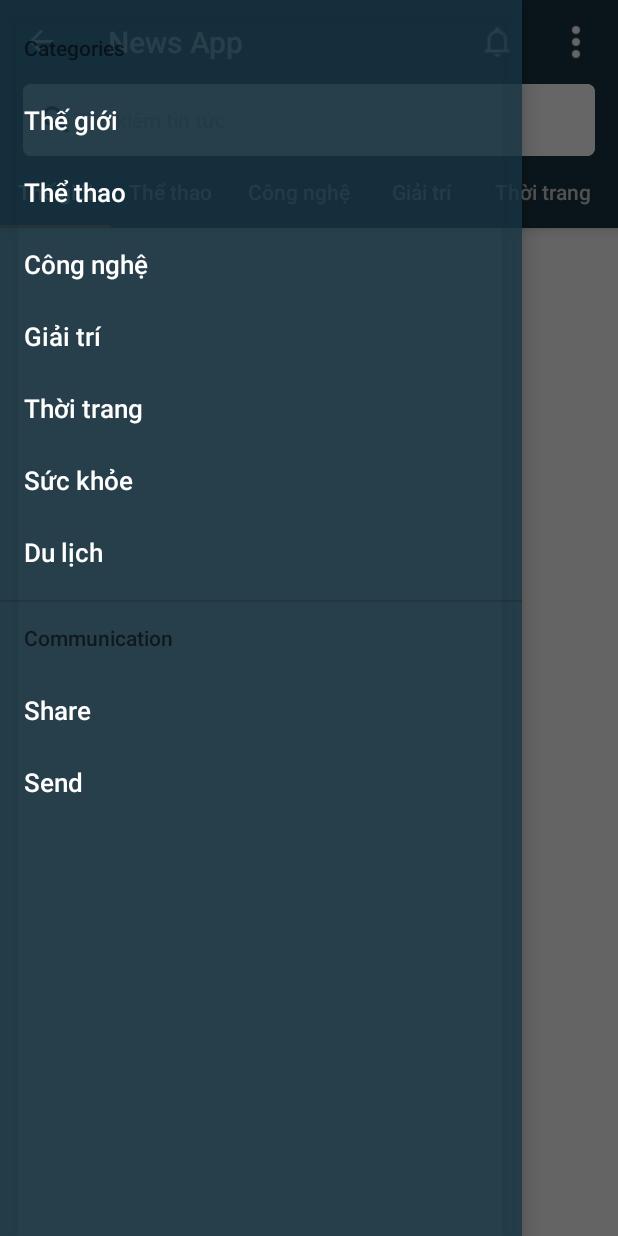
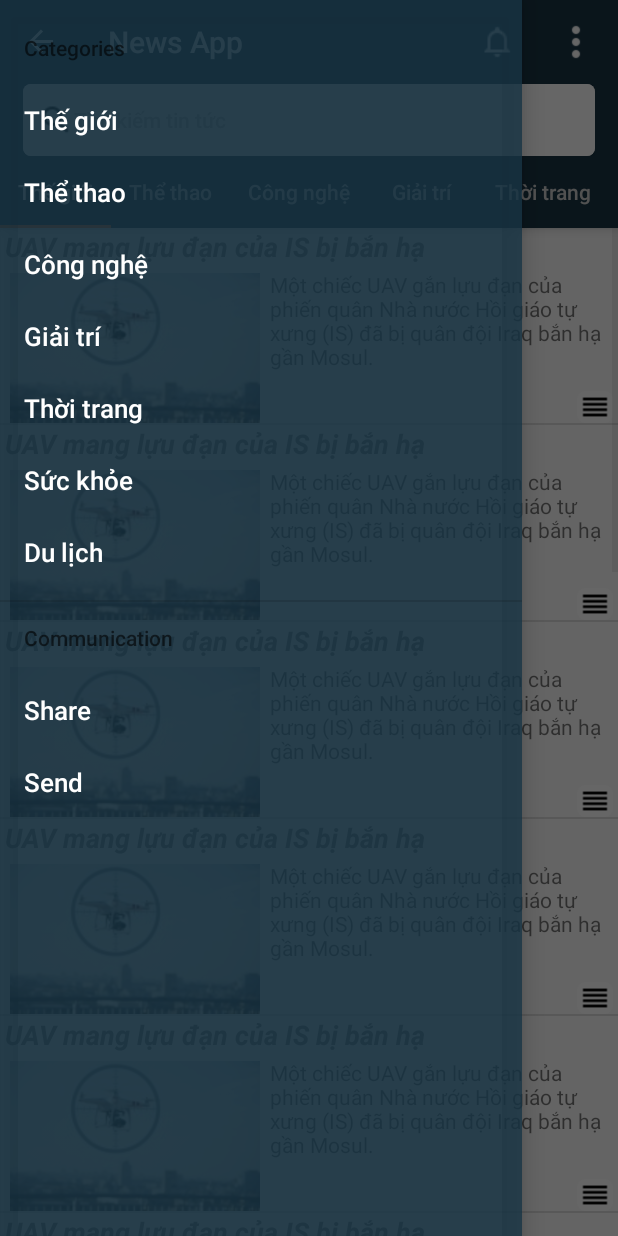
Before and after one commit to sh12345hung/Hercules-s-Son, an Android app: the screen it shows after launch (MainActivity), with the side drawer open, on a phone screen of 412 x 824 dp. Run offline under Robolectric (Android 15) with nearby library versions, the phone set to English and light mode, and no system bars.

Commit message:
Add: add expandable listview for news

```diff
--- a/Source Code/NewsApp/app/src/main/AndroidManifest.xml
+++ b/Source Code/NewsApp/app/src/main/AndroidManifest.xml
@@ -15,6 +15,7 @@
                 <category android:name="android.intent.category.LAUNCHER" />
             </intent-filter>
         </activity>
+        <activity android:name=".DetailActivity"></activity>
     </application>
 
 </manifest>
--- /dev/null
+++ b/Source Code/NewsApp/app/src/main/java/com/example/trungnguyen/newsapp/ButtonExpandable.java
@@ -0,0 +1,8 @@
+package com.example.trungnguyen.newsapp;
+
+/**
+ * Created by Trung Nguyen on 2/28/2017.
+ */
+public interface ButtonExpandable {
+    void onButtonExpandableClick(int position);
+}
--- a/Source Code/NewsApp/app/src/main/java/com/example/trungnguyen/newsapp/adapter/ExpandableAdapter.java
+++ b/Source Code/NewsApp/app/src/main/java/com/example/trungnguyen/newsapp/adapter/ExpandableAdapter.java
@@ -1,15 +1,23 @@
 package com.example.trungnguyen.newsapp.adapter;
 
 import android.content.Context;
+import android.content.Intent;
+import android.graphics.Color;
+import android.graphics.drawable.Drawable;
 import android.media.Image;
 import android.text.Layout;
+import android.util.Log;
 import android.view.LayoutInflater;
+import android.view.MotionEvent;
 import android.view.View;
 import android.view.ViewGroup;
 import android.widget.BaseExpandableListAdapter;
+import android.widget.ExpandableListView;
 import android.widget.ImageView;
 import android.widget.TextView;
 
+import com.example.trungnguyen.newsapp.ButtonExpandable;
+import com.example.trungnguyen.newsapp.DetailActivity;
 import com.example.trungnguyen.newsapp.R;
 import com.example.trungnguyen.newsapp.model.News;
 
@@ -18,17 +26,25 @@ import java.util.List;
 /**
  * Created by Trung Nguyen on 2/27/2017.
  */
-public class ExpandableAdapter extends BaseExpandableListAdapter {
+public class ExpandableAdapter extends BaseExpandableListAdapter implements View.OnClickListener {
 
+    ButtonExpandable mListener;
     Context mContext;
     List<News> mNewsList;
+    NewsViewHolder holder;
+    ExpandableListView expandableListView;
 
-    public ExpandableAdapter(Context context, List<News> list) {
+    public ExpandableAdapter(Context context, List<News> list, ExpandableListView exp) {
         mContext = context;
         mNewsList = list;
+        expandableListView = exp;
     }
 
-    @Override
+
+    public void setOnButtonClickExpand(ButtonExpandable listener) {
+        mListener = listener;
+    }
+
     public int getGroupCount() {
         return mNewsList.size();
     }
@@ -64,7 +80,7 @@ public class ExpandableAdapter extends BaseExpandableListAdapter {
     }
 
     @Override
-    public View getGroupView(int parentPos, boolean isExpanded, View view, ViewGroup viewGroup) {
+    public View getGroupView(final int parentPos, boolean isExpanded, View view, ViewGroup viewGroup) {
         View viewGroupParent = view;
         NewsViewHolder holder;
         if (viewGroupParent == null) {
@@ -80,22 +96,36 @@ public class ExpandableAdapter extends BaseExpandableListAdapter {
             holder = (NewsViewHolder) viewGroupParent.getTag();
 
         holder.tvTitle.setText(mNewsList.get(parentPos).getTitle());
+        if (isExpanded)
+            holder.tvTitle.setTextColor(Color.parseColor("#183545"));
+        else
+            holder.tvTitle.setTextColor(Color.GRAY);
         holder.tvDes.setText(mNewsList.get(parentPos).getDes());
-        // TODO: 2/27/2017 set more about img Mini picture and More button
+
+        holder.btMore.setOnClickListener(new View.OnClickListener() {
+            @Override
+            public void onClick(View view) {
+                mListener.onButtonExpandableClick(parentPos);
+            }
+        });
+        // TODO: 2/27/2017 set more about img Mini picture using picasso library
         return viewGroupParent;
     }
 
     @Override
     public View getChildView(int parentPos, int childPos, boolean isExpanded, View view, ViewGroup viewGroup) {
         View viewGroupChild = view;
-        NewsViewHolder holder;
-        LayoutInflater.from(mContext).inflate(R.layout.news_item_child, viewGroup, false);
         if (viewGroupChild == null) {
             holder = new NewsViewHolder();
+            LayoutInflater inflater = (LayoutInflater) mContext.getSystemService(Context.LAYOUT_INFLATER_SERVICE);
+            viewGroupChild = inflater.inflate(R.layout.news_item_child, viewGroup, false);
             holder.tvMoreContent = (TextView) viewGroupChild.findViewById(R.id.tvMoreContent);
-            holder.tvNguon = (TextView) viewGroupChild.findViewById(R.id.tvNguon);
+            holder.tvSource = (TextView) viewGroupChild.findViewById(R.id.tvSource);
             holder.btLater = (ImageView) viewGroupChild.findViewById(R.id.btLater);
-        }
+            viewGroupChild.setTag(holder);
+        } else
+            holder = (NewsViewHolder) viewGroupChild.getTag();
+        holder.tvMoreContent.setText(mNewsList.get(parentPos).getContent());
         return viewGroupChild;
     }
 
@@ -104,13 +134,19 @@ public class ExpandableAdapter extends BaseExpandableListAdapter {
         return false;
     }
 
+    @Override
+    public void onClick(View view) {
+
+    }
+
+
     public class NewsViewHolder {
         TextView tvTitle;
         TextView tvDes;
         ImageView imgMiniPic;
         ImageView btMore;
         TextView tvMoreContent;
-        TextView tvNguon;
+        TextView tvSource;
         ImageView btLater;
     }
 }
--- a/Source Code/NewsApp/app/src/main/java/com/example/trungnguyen/newsapp/fragment/FragmentTheGioi.java
+++ b/Source Code/NewsApp/app/src/main/java/com/example/trungnguyen/newsapp/fragment/FragmentTheGioi.java
@@ -1,9 +1,80 @@
 package com.example.trungnguyen.newsapp.fragment;
 
+import android.content.Intent;
+import android.os.Bundle;
+import android.support.annotation.Nullable;
 import android.support.v4.app.Fragment;
+import android.util.Log;
+import android.view.LayoutInflater;
+import android.view.View;
+import android.view.ViewGroup;
+import android.widget.ExpandableListView;
+
+import com.example.trungnguyen.newsapp.ButtonExpandable;
+import com.example.trungnguyen.newsapp.DetailActivity;
+import com.example.trungnguyen.newsapp.R;
+import com.example.trungnguyen.newsapp.adapter.ExpandableAdapter;
+import com.example.trungnguyen.newsapp.model.News;
+
+import java.util.ArrayList;
+import java.util.List;
 
 /**
  * Created by Trung Nguyen on 2/21/2017.
  */
-public class FragmentTheGioi extends Fragment {
+public class FragmentTheGioi extends Fragment implements ButtonExpandable, ExpandableListView.OnGroupClickListener {
+    List<News> newsList;
+    ExpandableListView expListView;
+
+    @Nullable
+    @Override
+    public View onCreateView(LayoutInflater inflater, @Nullable ViewGroup container, @Nullable Bundle savedInstanceState) {
+        View view = inflater.inflate(R.layout.fragment_thegioi, container, false);
+        newsList = new ArrayList<News>();
+        newsList.add(new News(1, getString(R.string.title), "Nguyen Duy Trung", getString(R.string.des)));
+        newsList.add(new News(2, getString(R.string.title), "Nguyen Duy Trung", getString(R.string.des)));
+        newsList.add(new News(3, getString(R.string.title), "Nguyen Duy Trung", getString(R.string.des)));
+        newsList.add(new News(4, getString(R.string.title), "Nguyen Duy Trung", getString(R.string.des)));
+        newsList.add(new News(5, getString(R.string.title), "Nguyen Duy Trung", getString(R.string.des)));
+        newsList.add(new News(6, getString(R.string.title), "Nguyen Duy Trung", getString(R.string.des)));
+        newsList.add(new News(7, getString(R.string.title), "Nguyen Duy Trung", getString(R.string.des)));
+        newsList.add(new News(8, getString(R.string.title), "Nguyen Duy Trung", getString(R.string.des)));
+        newsList.add(new News(9, getString(R.string.title), "Nguyen Duy Trung", getString(R.string.des)));
+        newsList.add(new News(10, getString(R.string.title), "Nguyen Duy Trung", getString(R.string.des)));
+        newsList.add(new News(11, getString(R.string.title), "Nguyen Duy Trung", getString(R.string.des)));
+        newsList.add(new News(12, getString(R.string.title), "Nguyen Duy Trung", getString(R.string.des)));
+        newsList.add(new News(13, getString(R.string.title), "Nguyen Duy Trung", getString(R.string.des)));
+        newsList.add(new News(14, getString(R.string.title), "Nguyen Duy Trung", getString(R.string.des)));
+        newsList.add(new News(15, getString(R.string.title), "Nguyen Duy Trung", getString(R.string.des)));
+
+        expListView = (ExpandableListView) view.findViewById(R.id.expTheGioi);
+
+        expListView.setOnGroupClickListener(this);
+
+        ExpandableAdapter adapter = new ExpandableAdapter(getContext(), newsList, expListView);
+
+        expListView.setAdapter(adapter);
+
+
+        adapter.setOnButtonClickExpand(this);
+
+        return view;
+    }
+
+    @Override
+    public void onButtonExpandableClick(int groupPosition) {
+        Log.d("KIEMTRA", "Ban click button roi");
+        if (expListView.isGroupExpanded(groupPosition))
+            expListView.collapseGroup(groupPosition);
+        else expListView.expandGroup(groupPosition);
+    }
+
+    @Override
+    public boolean onGroupClick(ExpandableListView expandableListView, View view, int position, long l) {
+        Log.d("KIEMTRA", "Ban click group roi");
+        Intent intent = new Intent(getActivity(), DetailActivity.class);
+        getActivity().startActivity(intent);
+        // Must return true to remove action expand or collapse when we click on Group (not button)
+        return true;
+    }
 }
--- a/Source Code/NewsApp/app/src/main/java/com/example/trungnguyen/newsapp/model/News.java
+++ b/Source Code/NewsApp/app/src/main/java/com/example/trungnguyen/newsapp/model/News.java
@@ -9,6 +9,14 @@ public class News {
     String content;
     String mainPicture;
     String des;
+
+    public News(int id, String title, String content, String des) {
+        this.id = id;
+        this.title = title;
+        this.content = content;
+        this.des = des;
+    }
+
     public int getId() {
         return id;
     }
--- a/Source Code/NewsApp/app/src/main/res/layout/fragment_thegioi.xml
+++ b/Source Code/NewsApp/app/src/main/res/layout/fragment_thegioi.xml
@@ -3,6 +3,8 @@
     android:orientation="vertical" android:layout_width="match_parent"
     android:layout_height="match_parent">
     <ExpandableListView
+        android:groupIndicator="@null"
+        android:id="@+id/expTheGioi"
         android:layout_width="match_parent"
         android:layout_height="match_parent">
     </ExpandableListView>
--- a/Source Code/NewsApp/app/src/main/res/layout/news_item.xml
+++ b/Source Code/NewsApp/app/src/main/res/layout/news_item.xml
@@ -7,7 +7,8 @@
         android:layout_width="wrap_content"
         android:layout_height="wrap_content"
         android:textSize="18sp"
-        android:text=" UAV mang lựu đạn của IS bị bắn hạ "
+        android:layout_marginLeft="3dp"
+        android:text="UAV mang lựu đạn của IS bị bắn hạ "
         android:id="@+id/tvTitle"
         android:textStyle="bold|italic" />
 
@@ -38,7 +39,9 @@
                 android:id="@+id/tvDescription" />
 
             <ImageView
-                android:layout_marginTop="20dp"
+                android:layout_marginTop="13dp"
+                android:layout_marginRight="3dp"
+                android:background="@drawable/selector_background_search"
                 android:layout_width="wrap_content"
                 android:layout_height="wrap_content"
                 android:layout_gravity="end|bottom"
--- a/Source Code/NewsApp/app/src/main/res/layout/news_item_child.xml
+++ b/Source Code/NewsApp/app/src/main/res/layout/news_item_child.xml
@@ -22,7 +22,7 @@
             android:layout_height="wrap_content"
             android:textSize="15sp"
             android:text="Nguồn: Vnexpress.vn"
-            android:id="@+id/tvNguon"
+            android:id="@+id/tvSource"
             android:layout_weight="1"
             android:layout_gravity="center|end"/>
         <ImageView
--- a/Source Code/NewsApp/app/src/main/res/values/strings.xml
+++ b/Source Code/NewsApp/app/src/main/res/values/strings.xml
@@ -3,4 +3,7 @@
     <string name="open">Open</string>
     <string name="close">Close</string>
     <string name="tim_tin_tuc">Tìm kiếm tin tức</string>
+
+    <string name="title">UAV mang lựu đạn của IS bị bắn hạ</string>
+    <string name="des">Một chiếc UAV gắn lựu đạn của phiến quân Nhà nước Hồi giáo tự xưng (IS) đã bị quân đội Iraq bắn hạ gần Mosul.</string>
 </resources>
```
Also changed, not shown: Source Code/NewsApp/app/src/main/java/com/example/trungnguyen/newsapp/DetailActivity.java (added, +13 -0 lines), Source Code/NewsApp/app/src/main/res/layout/activity_detail.xml (added, +16 -0 lines).
